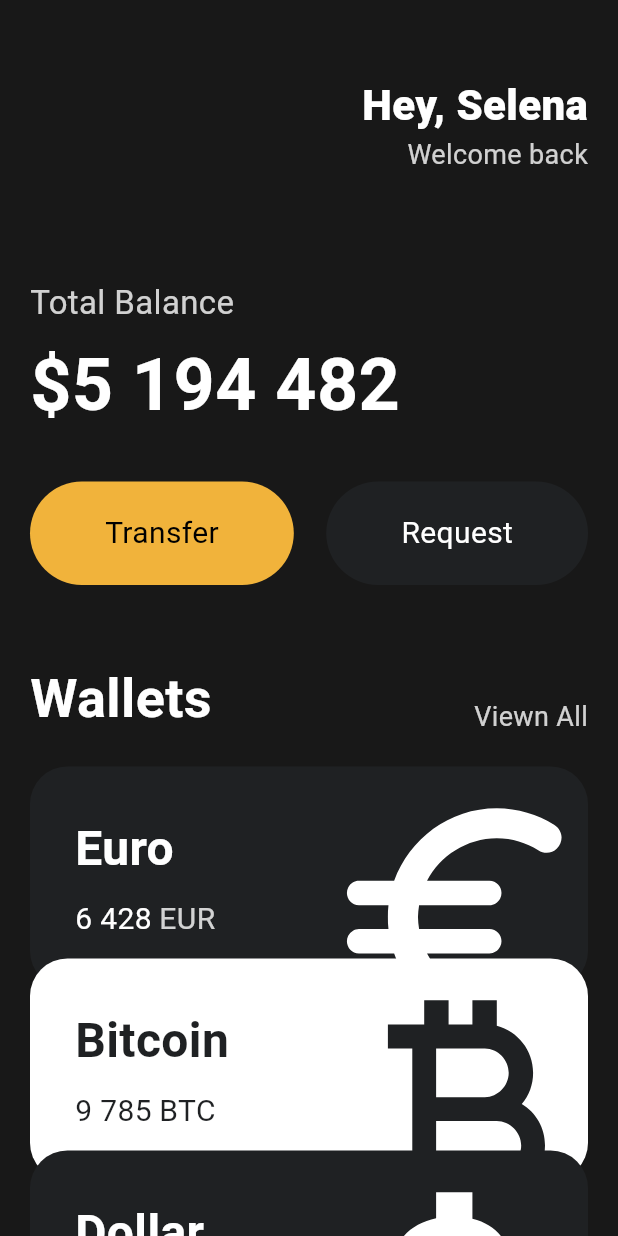
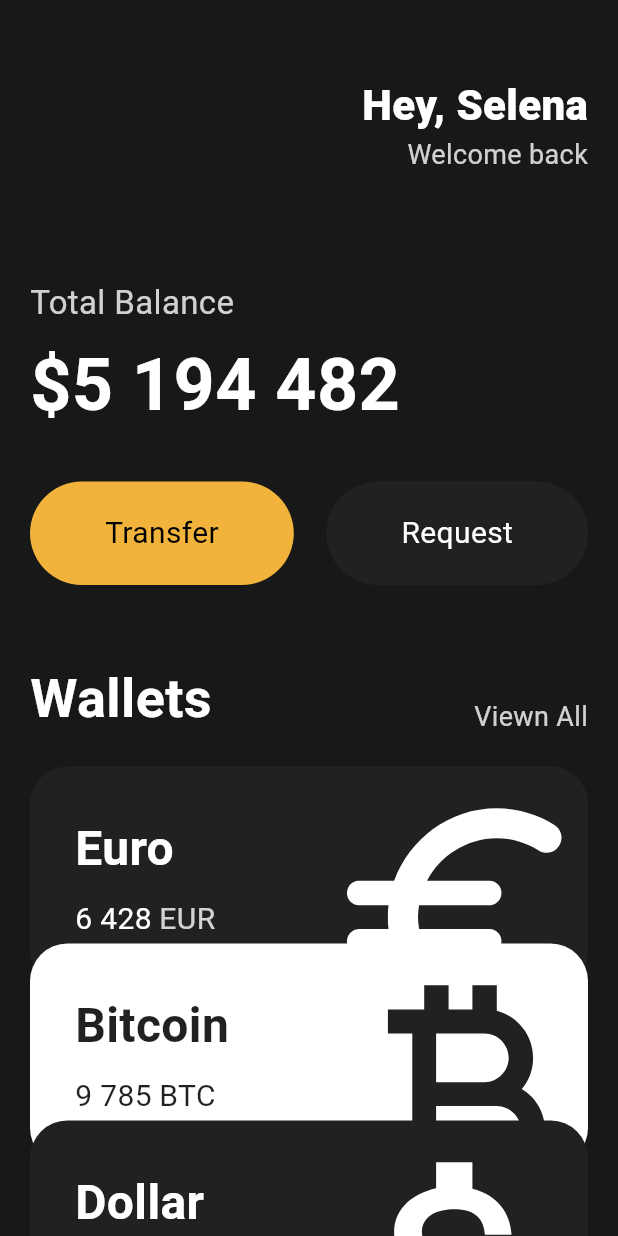
Before and after one commit to hunter10/toonflix, a Flutter app: the screen it shows after launch, on a phone screen of 412 x 824 dp. Run offline on Flutter 3.47's test engine with Material 3 defaults, Android fonts, the phone set to English and light mode, and no system bars.

Commit message:
CurrencyCard 에 순서에 따라 Offset 처리완료

```diff
--- a/lib/main.dart
+++ b/lib/main.dart
@@ -119,26 +119,23 @@ class App extends StatelessWidget {
                   amount: '6 428',
                   icon: Icons.euro_rounded,
                   isInverted: false,
+                  order: 0,
                 ),
-                Transform.translate(
-                  offset: const Offset(0, -20),
-                  child: const CurrencyCard(
+                const CurrencyCard(
                   name: 'Bitcoin',
                   code: 'BTC',
                   amount: '9 785',
                   icon: Icons.currency_bitcoin,
                   isInverted: true,
+                  order: 1,
                 ),
-                ),
-                Transform.translate(
-                  offset: const Offset(0, -40),
-                  child: const CurrencyCard(
+                const CurrencyCard(
                   name: 'Dollar',
                   code: 'USD',
                   amount: '428',
                   icon: Icons.attach_money_outlined,
                   isInverted: false,
-                  ),
+                  order: 2,
                 ),
               ],
             ),
--- a/lib/widgets/currency_card.dart
+++ b/lib/widgets/currency_card.dart
@@ -4,8 +4,10 @@ class CurrencyCard extends StatelessWidget {
   final String name, code, amount;
   final IconData icon;
   final bool isInverted;
+  final int order;
 
   final _blackColor = const Color(0xFF1f2123);
+  final double _offsetY = -30;
 
   const CurrencyCard({
     super.key,
@@ -14,11 +16,14 @@ class CurrencyCard extends StatelessWidget {
     required this.amount,
     required this.icon,
     required this.isInverted,
+    required this.order,
   });
 
   @override
   Widget build(BuildContext context) {
-    return Container(
+    return Transform.translate(
+      offset: Offset(0, order > 0 ? order * _offsetY : 0),
+      child: Container(
         clipBehavior: Clip.hardEdge,
         decoration: BoxDecoration(
           color: isInverted ? Colors.white : const Color(0xFF1F2123),
@@ -82,6 +87,7 @@ class CurrencyCard extends StatelessWidget {
             ],
           ),
         ),
+      ),
     );
   }
 }
```
Lines whose indentation alone changed are shown as unchanged.
